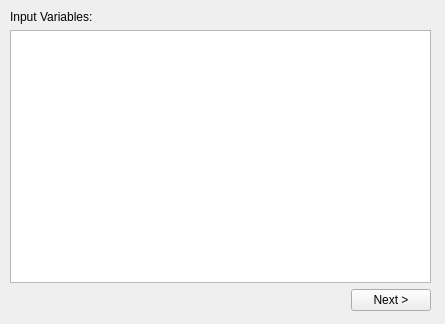
Qt form fuzzy_logic_gui/flg_project_setup_page.ui (rafidalhaq/complex-course) before a commit.
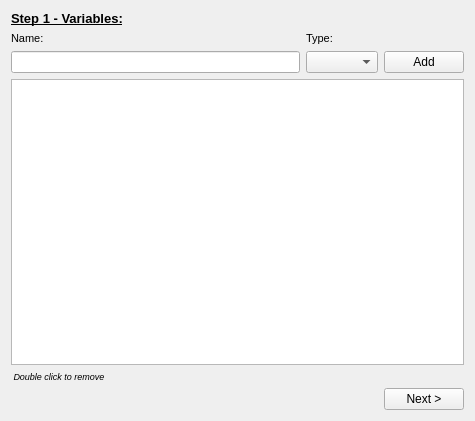
The same form after that commit.

The edit to the form file:
```diff
--- a/fuzzy_logic_gui/flg_project_setup_page.ui
+++ b/fuzzy_logic_gui/flg_project_setup_page.ui
@@ -6,30 +6,72 @@
    <rect>
     <x>0</x>
     <y>0</y>
-    <width>445</width>
-    <height>324</height>
+    <width>475</width>
+    <height>421</height>
    </rect>
   </property>
   <property name="windowTitle">
    <string>Form</string>
   </property>
-  <widget class="QWidget" name="verticalLayoutWidget">
-   <property name="geometry">
-    <rect>
-     <x>10</x>
-     <y>10</y>
-     <width>421</width>
-     <height>301</height>
-    </rect>
-   </property>
+  <layout class="QGridLayout" name="gridLayout_2">
+   <item row="0" column="0">
    <layout class="QVBoxLayout" name="verticalLayout">
     <item>
      <widget class="QLabel" name="label_2">
+       <property name="font">
+        <font>
+         <pointsize>10</pointsize>
+         <weight>75</weight>
+         <bold>true</bold>
+         <underline>true</underline>
+        </font>
+       </property>
       <property name="text">
-       <string>Input Variables:</string>
+        <string>Step 1 - Variables:</string>
       </property>
      </widget>
     </item>
+     <item>
+      <layout class="QGridLayout" name="gridLayout">
+       <item row="0" column="0">
+        <widget class="QLabel" name="label">
+         <property name="font">
+          <font>
+           <pointsize>8</pointsize>
+          </font>
+         </property>
+         <property name="text">
+          <string>Name:</string>
+         </property>
+        </widget>
+       </item>
+       <item row="0" column="1">
+        <widget class="QLabel" name="label_3">
+         <property name="font">
+          <font>
+           <pointsize>8</pointsize>
+          </font>
+         </property>
+         <property name="text">
+          <string>Type:</string>
+         </property>
+        </widget>
+       </item>
+       <item row="1" column="0">
+        <widget class="QLineEdit" name="m_variableName"/>
+       </item>
+       <item row="1" column="1">
+        <widget class="QComboBox" name="m_typeCombo"/>
+       </item>
+       <item row="1" column="2">
+        <widget class="QPushButton" name="m_addButton">
+         <property name="text">
+          <string>Add</string>
+         </property>
+        </widget>
+       </item>
+      </layout>
+     </item>
     <item>
      <widget class="QListWidget" name="m_inputVariablesList">
       <property name="contextMenuPolicy">
@@ -37,6 +79,19 @@
       </property>
      </widget>
     </item>
+     <item>
+      <widget class="QLabel" name="label_4">
+       <property name="font">
+        <font>
+         <pointsize>7</pointsize>
+         <italic>true</italic>
+        </font>
+       </property>
+       <property name="text">
+        <string> Double click to remove</string>
+       </property>
+      </widget>
+     </item>
     <item>
      <layout class="QHBoxLayout" name="horizontalLayout">
       <item>
@@ -62,7 +117,8 @@
      </layout>
     </item>
    </layout>
-  </widget>
+   </item>
+  </layout>
   <action name="actionAdd">
    <property name="text">
     <string>Добавить</string>
```
Lines whose indentation alone changed are shown as unchanged.
